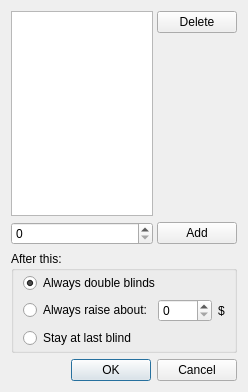
Old version of the form src/gui/qt/manualblindsorderdialog.ui in the repository pokerth/pokerth.
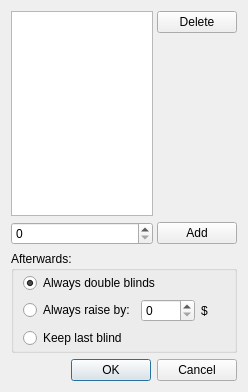
New version of the form.

```diff
--- a/src/gui/qt/manualblindsorderdialog.ui
+++ b/src/gui/qt/manualblindsorderdialog.ui
@@ -60,7 +60,7 @@
    <item row="1" column="0" >
     <widget class="QGroupBox" name="groupBox" >
      <property name="title" >
-      <string>After this:</string>
+      <string>Afterwards:</string>
      </property>
      <layout class="QGridLayout" >
       <property name="topMargin" >
@@ -84,7 +84,7 @@
         <item>
          <widget class="QRadioButton" name="radioButton_alwaysRaiseAbout" >
           <property name="text" >
-           <string>Always raise about:</string>
+           <string>Always raise by:</string>
           </property>
          </widget>
         </item>
@@ -107,7 +107,7 @@
       <item row="2" column="0" >
        <widget class="QRadioButton" name="radioButton_stayAtLastBlind" >
         <property name="text" >
-         <string>Stay at last blind</string>
+         <string>Keep last blind</string>
         </property>
        </widget>
       </item>
```
